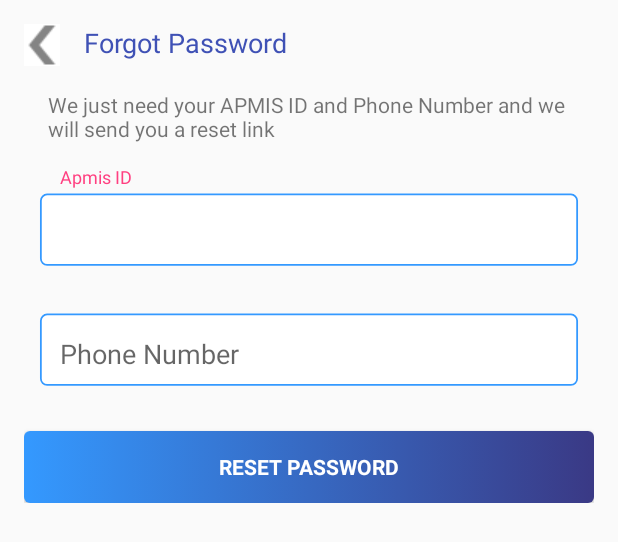
After one commit to APMIS-HMS/cepdroid, an Android app: the layout forgot_password.xml on its own in the app's theme, with its tools: preview values and no code run, on a phone screen of 412 x 824 dp. The commit adds this screen. Shown: the top 542 px of the screen. Run offline under Robolectric (Android 15) with nearby library versions, the phone set to English and light mode, and no system bars.

Commit message:
forgot password screen

```diff
--- a/app/src/main/res/layout/activity_login.xml
+++ b/app/src/main/res/layout/activity_login.xml
@@ -106,7 +106,7 @@
                 android:layout_height="wrap_content"
                 android:layout_marginTop="16dp"
                 android:background="@drawable/gradient"
-                android:text="@string/action_sign_in"
+                android:text="@string/action_sign_in_short"
                 android:textColor="#fff"
                 android:textStyle="bold" />
 
--- a/app/src/main/res/layout/activity_signup.xml
+++ b/app/src/main/res/layout/activity_signup.xml
@@ -1,9 +1,14 @@
 <?xml version="1.0" encoding="utf-8"?>
-<android.support.constraint.ConstraintLayout xmlns:android="http://schemas.android.com/apk/res/android"
+<LinearLayout xmlns:android="http://schemas.android.com/apk/res/android"
     xmlns:app="http://schemas.android.com/apk/res-auto"
     xmlns:tools="http://schemas.android.com/tools"
     android:layout_width="match_parent"
     android:layout_height="match_parent"
+    android:orientation="vertical"
+    android:paddingBottom="@dimen/activity_vertical_margin"
+    android:paddingLeft="@dimen/activity_horizontal_margin"
+    android:paddingRight="@dimen/activity_horizontal_margin"
+    android:paddingTop="@dimen/activity_vertical_margin"
     tools:context=".ui.signup.SignupActivity">
 
-</android.support.constraint.ConstraintLayout>
+    </LinearLayout>
--- /dev/null
+++ b/app/src/main/res/layout/forgot_password.xml
@@ -0,0 +1,98 @@
+<?xml version="1.0" encoding="utf-8"?>
+<LinearLayout
+    xmlns:android="http://schemas.android.com/apk/res/android" android:layout_width="match_parent"
+    android:layout_height="match_parent"
+    android:orientation="vertical"
+    android:paddingBottom="@dimen/activity_vertical_margin"
+    android:paddingLeft="@dimen/activity_horizontal_margin"
+    android:paddingRight="@dimen/activity_horizontal_margin"
+    android:paddingTop="@dimen/activity_vertical_margin">
+
+    <LinearLayout
+        android:layout_width="wrap_content"
+        android:layout_height="wrap_content">
+
+    <ImageButton
+        android:layout_width="24dp"
+        android:layout_height="28dp"
+        android:src="@drawable/Arrowhead"/>
+
+    <TextView
+        android:layout_gravity="clip_horizontal"
+        android:layout_width="wrap_content"
+        android:layout_height="wrap_content"
+        android:text="Forgot Password"
+        android:textAppearance="@style/Base.TextAppearance.AppCompat.Medium"
+        android:textColor="@color/colorPrimary"
+        android:paddingLeft="16dp"
+        />
+
+    </LinearLayout>
+
+    <TextView
+        android:paddingBottom="@dimen/activity_vertical_margin"
+        android:paddingLeft="@dimen/activity_horizontal_margin"
+        android:paddingRight="@dimen/activity_horizontal_margin"
+        android:paddingTop="@dimen/activity_vertical_margin"
+        android:layout_width="wrap_content"
+        android:layout_height="wrap_content"
+        android:layout_gravity="center"
+        android:text="@string/password_instruction"/>
+
+    <LinearLayout
+        android:layout_width="match_parent"
+        android:layout_height="wrap_content"
+        android:orientation="vertical">
+
+        <android.support.design.widget.TextInputLayout
+            android:layout_width="match_parent"
+            android:layout_height="80dp">
+
+            <android.support.design.widget.TextInputEditText
+                android:layout_width="match_parent"
+                android:layout_height="match_parent"
+                android:background="@drawable/ic_textbackground"
+                android:hint="@string/prompt_email"
+                android:inputType="textEmailAddress"
+                android:maxLines="1"
+                android:paddingLeft="24dp"
+                android:singleLine="true" />
+
+
+        </android.support.design.widget.TextInputLayout>
+
+        <android.support.design.widget.TextInputLayout
+            android:layout_width="match_parent"
+            android:layout_height="80dp">
+
+            <android.support.design.widget.TextInputEditText
+                android:layout_width="match_parent"
+                android:layout_height="match_parent"
+                android:background="@drawable/ic_textbackground"
+                android:hint="@string/phone_number"
+                android:imeActionId="6"
+                android:imeActionLabel="@string/action_sign_in_short"
+                android:imeOptions="actionUnspecified"
+                android:inputType="textPassword"
+                android:maxLines="1"
+                android:paddingLeft="24dp"
+                android:singleLine="true" />
+
+
+        </android.support.design.widget.TextInputLayout>
+
+        <Button
+            android:id="@+id/email_sign_in_button"
+            style="?android:textAppearanceSmall"
+            android:layout_width="match_parent"
+            android:layout_height="wrap_content"
+            android:layout_marginTop="16dp"
+            android:background="@drawable/gradient"
+            android:text="@string/reset_password"
+            android:textColor="#fff"
+            android:textStyle="bold" />
+
+    </LinearLayout>
+
+
+</LinearLayout>
--- /dev/null
+++ b/app/src/main/res/layout/onboarding1.xml
@@ -0,0 +1,6 @@
+<?xml version="1.0" encoding="utf-8"?>
+<android.support.constraint.ConstraintLayout
+    xmlns:android="http://schemas.android.com/apk/res/android" android:layout_width="match_parent"
+    android:layout_height="match_parent">
+
+</android.support.constraint.ConstraintLayout>
--- a/app/src/main/res/values/strings.xml
+++ b/app/src/main/res/values/strings.xml
@@ -4,8 +4,11 @@
     <!-- Strings related to login -->
     <string name="prompt_email">Apmis ID</string>
     <string name="prompt_password">Password</string>
+    <string name="phone_number">Phone Number</string>
     <string name="action_sign_in">Sign Up</string>
+    <string name="reset_password">Reset Password</string>
     <string name="action_sign_in_short">Sign in</string>
+    <string name="password_instruction">We just need your APMIS ID and Phone Number and we will send you a reset link</string>
     <string name="error_invalid_email">This email address is invalid</string>
     <string name="error_invalid_password">This password is too short</string>
     <string name="error_incorrect_password">This password is incorrect</string>
```
Also changed, not shown: app/src/main/res/drawable/Arrowhead.png (added).
